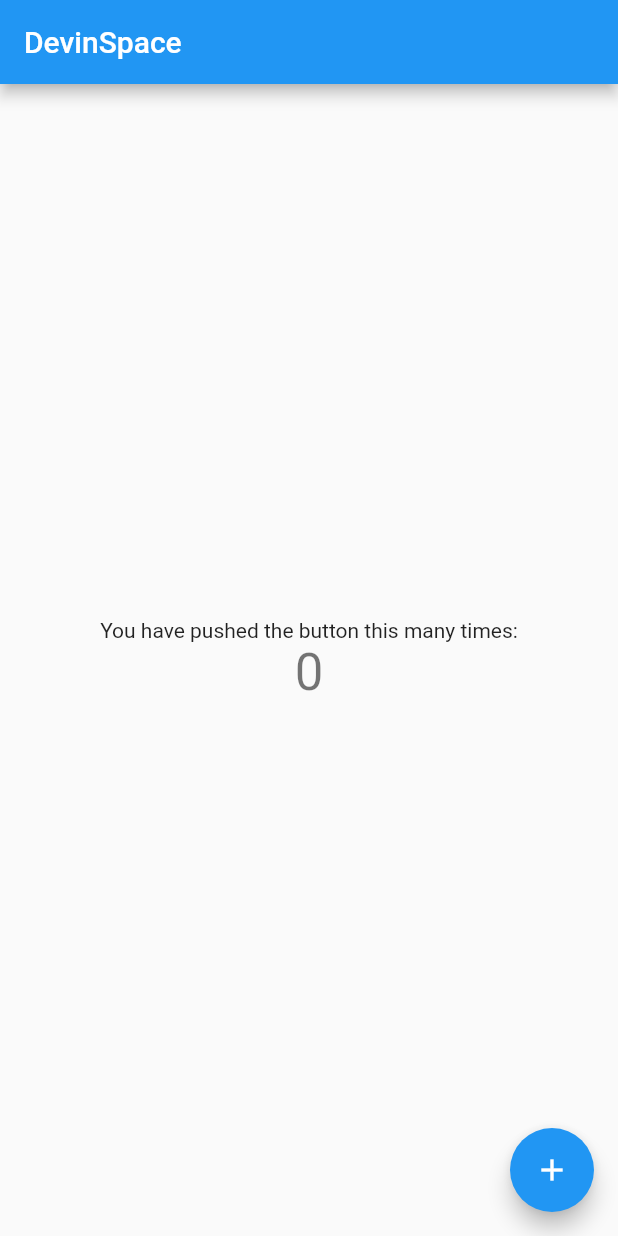
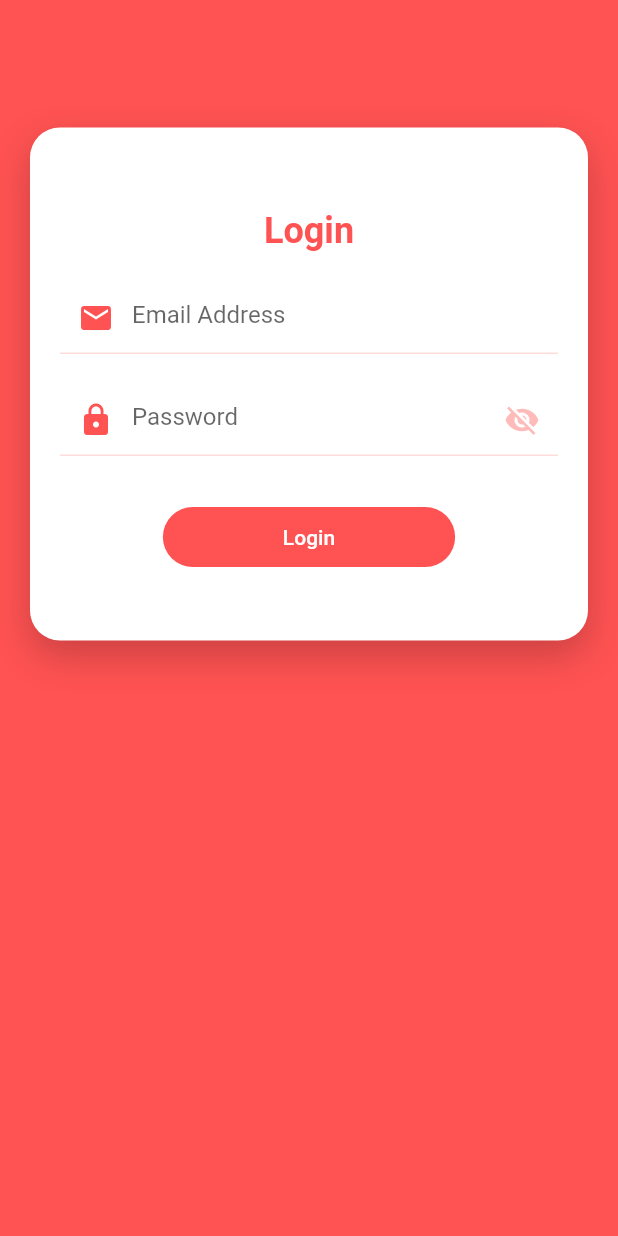
Before and after one commit to angelorange/bank_in_space_mobile, a Flutter app: the screen it shows after launch, on a phone screen of 412 x 824 dp. Run offline on Flutter 3.47's test engine with Material 2 defaults, Android fonts, the phone set to English and light mode, and no system bars; Roboto replaces fonts that are missing (Poppins).

Commit message:
feat: add login with progress hud

```diff
--- /dev/null
+++ b/lib/ProgressHUD.dart
@@ -0,0 +1,39 @@
+import 'package:flutter/material.dart';
+
+class ProgressHUD extends StatelessWidget {
+  final Widget child;
+  final bool inAsyncCall;
+  final double opacity;
+  final Color color;
+  final Animation<Color> valueColor;
+
+  ProgressHUD({
+    required Key key,
+    required this.child,
+    required this.inAsyncCall,
+    this.opacity = 0.3,
+    this.color = Colors.grey,
+    required this.valueColor,
+  }) : super(key: key);
+
+  @override
+  Widget build(BuildContext context) {
+    List<Widget> widgetList = <Widget>[];
+    widgetList.add(child);
+    if (inAsyncCall) {
+      final modal = new Stack(
+        children: [
+          new Opacity(
+            opacity: opacity,
+            child: ModalBarrier(dismissible: false, color: color),
+          ),
+          new Center(child: new CircularProgressIndicator()),
+        ],
+      );
+      widgetList.add(modal);
+    }
+    return Stack(
+      children: widgetList,
+    );
+  }
+}// TODO Implement this library.
--- a/lib/main.dart
+++ b/lib/main.dart
@@ -1,114 +1,40 @@
 import 'package:flutter/material.dart';
+
+import 'pages/login_page.dart';
 
 void main() {
   runApp(MyApp());
 }
 
 class MyApp extends StatelessWidget {
-  // This widget is the root of your application.
   @override
   Widget build(BuildContext context) {
     return MaterialApp(
+      title: 'Image Loader',
       debugShowCheckedModeBanner: false,
-      title: 'DevinSpace',
       theme: ThemeData(
-        // This is the theme of your application.
-        //
-        // Try running your application with "flutter run". You'll see the
-        // application has a blue toolbar. Then, without quitting the app, try
-        // changing the primarySwatch below to Colors.green and then invoke
-        // "hot reload" (press "r" in the console where you ran "flutter run",
-        // or simply save your changes to "hot reload" in a Flutter IDE).
-        // Notice that the counter didn't reset back to zero; the application
-        // is not restarted.
-        primarySwatch: Colors.blue,
+        fontFamily: 'Poppins',
+        primaryColor: Colors.white,
+        floatingActionButtonTheme: FloatingActionButtonThemeData(
+          elevation: 0,
+          foregroundColor: Colors.white,
+        ),
+        accentColor: Colors.redAccent,
+        textTheme: TextTheme(
+          headline1: TextStyle(fontSize: 22.0, color: Colors.redAccent),
+          headline2: TextStyle(
+            fontSize: 24.0,
+            fontWeight: FontWeight.w700,
+            color: Colors.redAccent,
+          ),
+          bodyText1: TextStyle(
+            fontSize: 14.0,
+            fontWeight: FontWeight.w400,
+            color: Colors.blueAccent,
+          ),
+        ),
       ),
-      home: MyHomePage(title: 'DevinSpace'),
+      home: LoginPage(),
     );
   }
 }
-
-class MyHomePage extends StatefulWidget {
-  MyHomePage({Key? key, required this.title}) : super(key: key);
-
-  // This widget is the home page of your application. It is stateful, meaning
-  // that it has a State object (defined below) that contains fields that affect
-  // how it looks.
-
-  // This class is the configuration for the state. It holds the values (in this
-  // case the title) provided by the parent (in this case the App widget) and
-  // used by the build method of the State. Fields in a Widget subclass are
-  // always marked "final".
-
-  final String title;
-
-  @override
-  _MyHomePageState createState() => _MyHomePageState();
-}
-
-class _MyHomePageState extends State<MyHomePage> {
-  int _counter = 0;
-
-  void _incrementCounter() {
-    setState(() {
-      // This call to setState tells the Flutter framework that something has
-      // changed in this State, which causes it to rerun the build method below
-      // so that the display can reflect the updated values. If we changed
-      // _counter without calling setState(), then the build method would not be
-      // called again, and so nothing would appear to happen.
-      _counter++;
-    });
-  }
-
-  @override
-  Widget build(BuildContext context) {
-    // This method is rerun every time setState is called, for instance as done
-    // by the _incrementCounter method above.
-    //
-    // The Flutter framework has been optimized to make rerunning build methods
-    // fast, so that you can just rebuild anything that needs updating rather
-    // than having to individually change instances of widgets.
-    return Scaffold(
-      appBar: AppBar(
-        // Here we take the value from the MyHomePage object that was created by
-        // the App.build method, and use it to set our appbar title.
-        title: Text(widget.title),
-      ),
-      body: Center(
-        // Center is a layout widget. It takes a single child and positions it
-        // in the middle of the parent.
-        child: Column(
-          // Column is also a layout widget. It takes a list of children and
-          // arranges them vertically. By default, it sizes itself to fit its
-          // children horizontally, and tries to be as tall as its parent.
-          //
-          // Invoke "debug painting" (press "p" in the console, choose the
-          // "Toggle Debug Paint" action from the Flutter Inspector in Android
-          // Studio, or the "Toggle Debug Paint" command in Visual Studio Code)
-          // to see the wireframe for each widget.
-          //
-          // Column has various properties to control how it sizes itself and
-          // how it positions its children. Here we use mainAxisAlignment to
-          // center the children vertically; the main axis here is the vertical
-          // axis because Columns are vertical (the cross axis would be
-          // horizontal).
-          mainAxisAlignment: MainAxisAlignment.center,
-          children: <Widget>[
-            Text(
-              'You have pushed the button this many times:',
-            ),
-            Text(
-              '$_counter',
-              style: Theme.of(context).textTheme.headline4,
-            ),
-          ],
-        ),
-      ),
-      floatingActionButton: FloatingActionButton(
-        onPressed: _incrementCounter,
-        tooltip: 'Increment',
-        child: Icon(Icons.add),
-      ), // This trailing comma makes auto-formatting nicer for build methods.
-    );
-  }
-}
--- /dev/null
+++ b/lib/pages/login_page.dart
@@ -0,0 +1,189 @@
+import 'package:flutter/cupertino.dart';
+import 'package:flutter/material.dart';
+import 'package:bank_in_space/service/api.dart';
+import 'package:bank_in_space/model/login_model.dart';
+
+import '../ProgressHUD.dart';
+
+class LoginPage extends StatefulWidget {
+  @override
+  _LoginPageState createState() => _LoginPageState();
+}
+
+class _LoginPageState extends State<LoginPage> {
+  bool hidePassword = true;
+  bool isApiCallProcess = false;
+  GlobalKey<FormState> globalFormKey = GlobalKey<FormState>();
+  late LoginRequestModel loginRequestModel;
+  final scaffoldKey = GlobalKey<ScaffoldState>();
+  @override
+  void initState() {
+    super.initState();
+    loginRequestModel = new LoginRequestModel(password: '', email: '');
+  }
+
+  @override
+  Widget build(BuildContext context) {
+    return _uiSetup(context);
+  }
+
+  Widget _uiSetup(BuildContext context) {
+    return Scaffold(
+      key: scaffoldKey,
+      backgroundColor: Theme.of(context).accentColor,
+      body: SingleChildScrollView(
+        child: Column(
+          children: <Widget>[
+            Stack(
+              children: <Widget>[
+                Container(
+                  width: double.infinity,
+                  padding: EdgeInsets.symmetric(vertical: 30, horizontal: 20),
+                  margin: EdgeInsets.symmetric(vertical: 85, horizontal: 20),
+                  decoration: BoxDecoration(
+                    borderRadius: BorderRadius.circular(20),
+                    color: Theme.of(context).primaryColor,
+                    boxShadow: [
+                      BoxShadow(
+                          color: Theme.of(context).hintColor.withOpacity(0.2),
+                          offset: Offset(0, 10),
+                          blurRadius: 20)
+                    ],
+                  ),
+                  child: Form(
+                    key: globalFormKey,
+                    child: Column(
+                      children: <Widget>[
+                        SizedBox(height: 25),
+                        Text(
+                          "Login",
+                          style: Theme.of(context).textTheme.headline2,
+                        ),
+                        SizedBox(height: 20),
+                        new TextFormField(
+                          keyboardType: TextInputType.emailAddress,
+                          onSaved: (input) => loginRequestModel.email = input!,
+                          validator: (input) => !input!.contains('@')
+                              ? "Email Id should be valid"
+                              : null,
+                          decoration: new InputDecoration(
+                            hintText: "Email Address",
+                            enabledBorder: UnderlineInputBorder(
+                                borderSide: BorderSide(
+                                    color: Theme.of(context)
+                                        .accentColor
+                                        .withOpacity(0.2))),
+                            focusedBorder: UnderlineInputBorder(
+                                borderSide: BorderSide(
+                                    color: Theme.of(context).accentColor)),
+                            prefixIcon: Icon(
+                              Icons.email,
+                              color: Theme.of(context).accentColor,
+                            ),
+                          ),
+                        ),
+                        SizedBox(height: 20),
+                        new TextFormField(
+                          style:
+                              TextStyle(color: Theme.of(context).accentColor),
+                          keyboardType: TextInputType.text,
+                          onSaved: (input) =>
+                              loginRequestModel.password = input!,
+                          validator: (input) => input!.length < 3
+                              ? "Password should be more than 3 characters"
+                              : null,
+                          obscureText: hidePassword,
+                          decoration: new InputDecoration(
+                            hintText: "Password",
+                            enabledBorder: UnderlineInputBorder(
+                                borderSide: BorderSide(
+                                    color: Theme.of(context)
+                                        .accentColor
+                                        .withOpacity(0.2))),
+                            focusedBorder: UnderlineInputBorder(
+                                borderSide: BorderSide(
+                                    color: Theme.of(context).accentColor)),
+                            prefixIcon: Icon(
+                              Icons.lock,
+                              color: Theme.of(context).accentColor,
+                            ),
+                            suffixIcon: IconButton(
+                              onPressed: () {
+                                setState(() {
+                                  hidePassword = !hidePassword;
+                                });
+                              },
+                              color: Theme.of(context)
+                                  .accentColor
+                                  .withOpacity(0.4),
+                              icon: Icon(hidePassword
+                                  ? Icons.visibility_off
+                                  : Icons.visibility),
+                            ),
+                          ),
+                        ),
+                        SizedBox(height: 30),
+                        FlatButton(
+                          padding: EdgeInsets.symmetric(
+                              vertical: 12, horizontal: 80),
+                          onPressed: () {
+                            if (validateAndSave()) {
+                              print(loginRequestModel.toJson());
+
+                              setState(() {
+                                isApiCallProcess = true;
+                              });
+
+                              APIService apiService = new APIService();
+                              apiService.login(loginRequestModel).then((value) {
+                                if (value != null) {
+                                  setState(() {
+                                    isApiCallProcess = false;
+                                  });
+
+                                  if (value.token.isNotEmpty) {
+                                    final snackBar = SnackBar(
+                                        content: Text("Login Successful"));
+                                    final showSnackBar = scaffoldKey
+                                        .currentState!
+                                        .showSnackBar(snackBar);
+                                  } else {
+                                    final snackBar =
+                                        SnackBar(content: Text(value.error));
+                                    final showSnackBar = scaffoldKey
+                                        .currentState!
+                                        .showSnackBar(snackBar);
+                                  }
+                                }
+                              });
+                            }
+                          },
+                          child: Text(
+                            "Login",
+                            style: TextStyle(color: Colors.white),
+                          ),
+                          color: Theme.of(context).accentColor,
+                          shape: StadiumBorder(),
+                        ),
+                        SizedBox(height: 15),
+                      ],
+                    ),
+                  ),
+                ),
+              ],
+            ),
+          ],
+        ),
+      ),
+    );
+  }
+
+  bool validateAndSave() {
+    final form = globalFormKey.currentState;
+    if (form!.validate()) {
+      form.save();
+      return true;
+    }
+    return false;
+  }
+}
--- a/lib/service/api.dart
+++ b/lib/service/api.dart
@@ -4,11 +4,12 @@ import '../model/login_model.dart';
 
 class APIService {
   Future<LoginResponseModel> login(LoginRequestModel requestModel) async {
-    String url = "bck-api-test.herokuapp.com/users/sign_in";
+    String url = "https://reqres.in/api/login";
 
     final response =
         await http.post(Uri.parse(url), body: requestModel.toJson());
     if (response.statusCode == 200 || response.statusCode == 400) {
+      print(response);
       return LoginResponseModel.fromJson(
         json.decode(response.body),
       );
--- a/pubspec.yaml
+++ b/pubspec.yaml
@@ -30,6 +30,7 @@ dependencies:
   cupertino_icons: ^1.0.2
   flutter_login: ^2.2.1
   http: ^0.13.3
+  flutter_progress_hud: ^2.0.0
 
 dev_dependencies:
   flutter_test:
```
Also changed, not shown: pubspec.lock.
